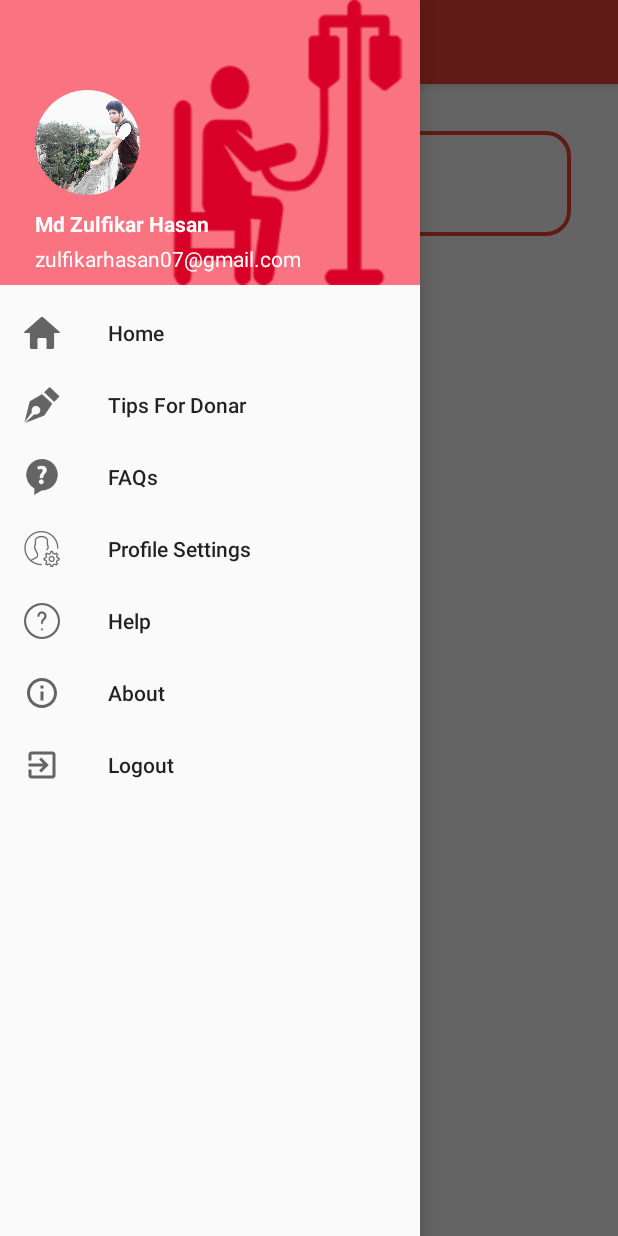
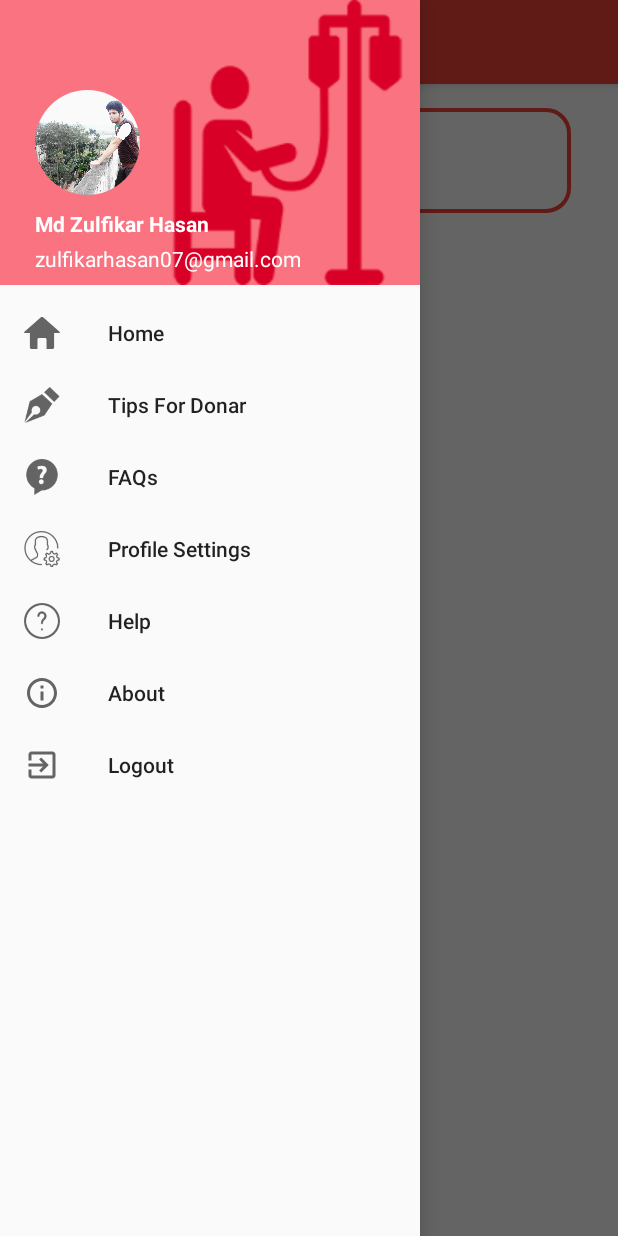
Before and after one commit to zulfikarhasan/Blood_Zone, an Android app: the MainActivity screen opened directly, with no data from a screen before it, with the side drawer open, on a phone screen of 412 x 824 dp. Run offline under Robolectric (Android 15) with nearby library versions, the phone set to English and light mode, and no system bars; our stand-ins replace CircleImageView, Volley; network calls fail.

Commit message:
change design

```diff
--- a/app/src/main/AndroidManifest.xml
+++ b/app/src/main/AndroidManifest.xml
@@ -28,7 +28,9 @@
             </intent-filter>
         </activity>
         <activity android:name=".LoginActivity" />
-        <activity android:name=".Registration" />
+
+        <activity android:name=".Registration"
+            android:theme="@style/AppTheme"/>
         <activity
             android:name=".MainActivity"
             android:label="Blood Zone"
--- a/app/src/main/java/etl/com/bd/animatedsplash/MainActivity.java
+++ b/app/src/main/java/etl/com/bd/animatedsplash/MainActivity.java
@@ -63,7 +63,7 @@ public class MainActivity extends AppCompatActivity
     String[] Blood_Group = {"Search Blood","A+", "A-", "B+", "B-","O+","O-","AB+","AB-" };
 
     // Declaring the Integer Array with resourse Id's of Images for the Spinners
-    Integer[] images = { 0,
+    Integer[] images = {R.drawable.blood,
             R.drawable.apositive,
             R.drawable.anegitive,
             R.drawable.bpositive,
@@ -87,11 +87,40 @@ public class MainActivity extends AppCompatActivity
 
         spinner_blood_group.setAdapter(new MyAdapter(MainActivity.this,R.layout.custom_spinner,Blood_Group));
 
+
+
+        loadinaternetdata();
+
         spinner_blood_group.setOnItemSelectedListener(new AdapterView.OnItemSelectedListener() {
             @Override
             public void onItemSelected(AdapterView<?> adapterView, View view, int i, long l) {
 
-                /// blood group searching
+                String selectedItem = adapterView.getItemAtPosition(i).toString();
+                if(selectedItem.equals("A+")){
+                    Toast.makeText(getApplicationContext(),"A+",Toast.LENGTH_SHORT).show();
+                }
+                else if(selectedItem.equals("A-")){
+                    Toast.makeText(getApplicationContext(),"A-",Toast.LENGTH_SHORT).show();
+                }
+                else if(selectedItem.equals("B+")){
+                    Toast.makeText(getApplicationContext(),"B+",Toast.LENGTH_SHORT).show();
+                }
+                else if(selectedItem.equals("B-")){
+                    Toast.makeText(getApplicationContext(),"B-",Toast.LENGTH_SHORT).show();
+                }
+                else if(selectedItem.equals("O+")){
+                    Toast.makeText(getApplicationContext(),"O+",Toast.LENGTH_SHORT).show();
+                }
+                else if(selectedItem.equals("O-")){
+                    Toast.makeText(getApplicationContext(),"O-",Toast.LENGTH_SHORT).show();
+                }
+                else if(selectedItem.equals("AB+")){
+                    Toast.makeText(getApplicationContext(),"AB+",Toast.LENGTH_SHORT).show();
+                }
+                else if(selectedItem.equals("AB-")){
+                    Toast.makeText(getApplicationContext(),"AB-",Toast.LENGTH_SHORT).show();
+                }
+
             }
 
             @Override
@@ -99,7 +128,7 @@ public class MainActivity extends AppCompatActivity
 
             }
         });
-        loadinaternetdata();
+
 
 
         // shared Preferences
--- a/app/src/main/res/layout/activity_registration.xml
+++ b/app/src/main/res/layout/activity_registration.xml
@@ -151,7 +151,7 @@
                 android:layout_width="match_parent"
                 android:layout_height="wrap_content"
                 android:hint="Phone Number"
-                android:drawableLeft="@drawable/phone"
+                android:drawableLeft="@drawable/phonenumber"
                 android:drawablePadding="15dp"
                 android:inputType="number"
                 />
@@ -178,12 +178,12 @@
 
         <Spinner
             android:layout_width="match_parent"
-            android:layout_height="wrap_content"
+            android:layout_height="70dp"
             android:id="@+id/Select_Blood_Group"
             android:layout_alignParentTop="true"
             android:layout_alignParentLeft="true"
             android:spinnerMode="dropdown"
-
+            android:background="@drawable/spinner_box"
             >
 
         </Spinner>
--- a/app/src/main/res/layout/content_main.xml
+++ b/app/src/main/res/layout/content_main.xml
@@ -20,7 +20,8 @@
        android:id="@+id/MainActivity_Select_Blood_Group"
        android:layout_alignParentTop="true"
        android:layout_alignParentLeft="true"
-       android:layout_margin="15dp"
+       android:layout_marginLeft="15dp"
+       android:layout_marginRight="15dp"
        android:textAlignment="center"
        android:spinnerMode="dropdown"
        android:background="@drawable/spinner_box">
@@ -33,6 +34,7 @@
        android:id="@+id/rv_demoRecyclerview"
        android:layout_width="match_parent"
        android:layout_height="match_parent"
+       android:layout_marginTop="15dp"
        android:visibility="visible"></android.support.v7.widget.RecyclerView>
    <TextView
        android:id="@+id/tv_mainactivity_emptyview"
```
Also changed, not shown: app/src/main/res/drawable-v21/phonenumber.png (added).
